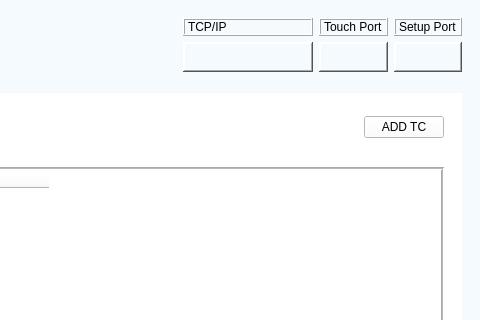
Old version of the form dashboard.ui in the repository badpooh/Vision; both pictures show x 800 to 1280 and y 0 to 320 of the 1280 by 720 pixel window.
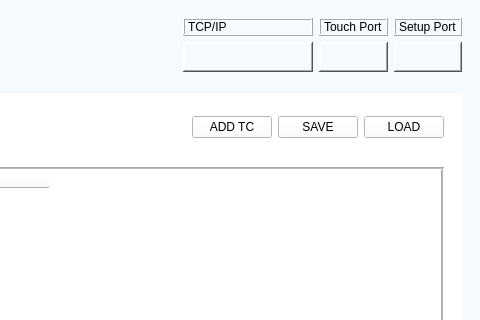
New version of the form. Icons and pictures are not drawn.

Diff of the .ui file:
```diff
--- a/dashboard.ui
+++ b/dashboard.ui
@@ -744,6 +744,20 @@
                   </property>
                  </widget>
                 </item>
+                <item>
+                 <widget class="QPushButton" name="btn_test_save">
+                  <property name="text">
+                   <string>SAVE</string>
+                  </property>
+                 </widget>
+                </item>
+                <item>
+                 <widget class="QPushButton" name="btn_test_load">
+                  <property name="text">
+                   <string>LOAD</string>
+                  </property>
+                 </widget>
+                </item>
                </layout>
               </widget>
              </item>
```
